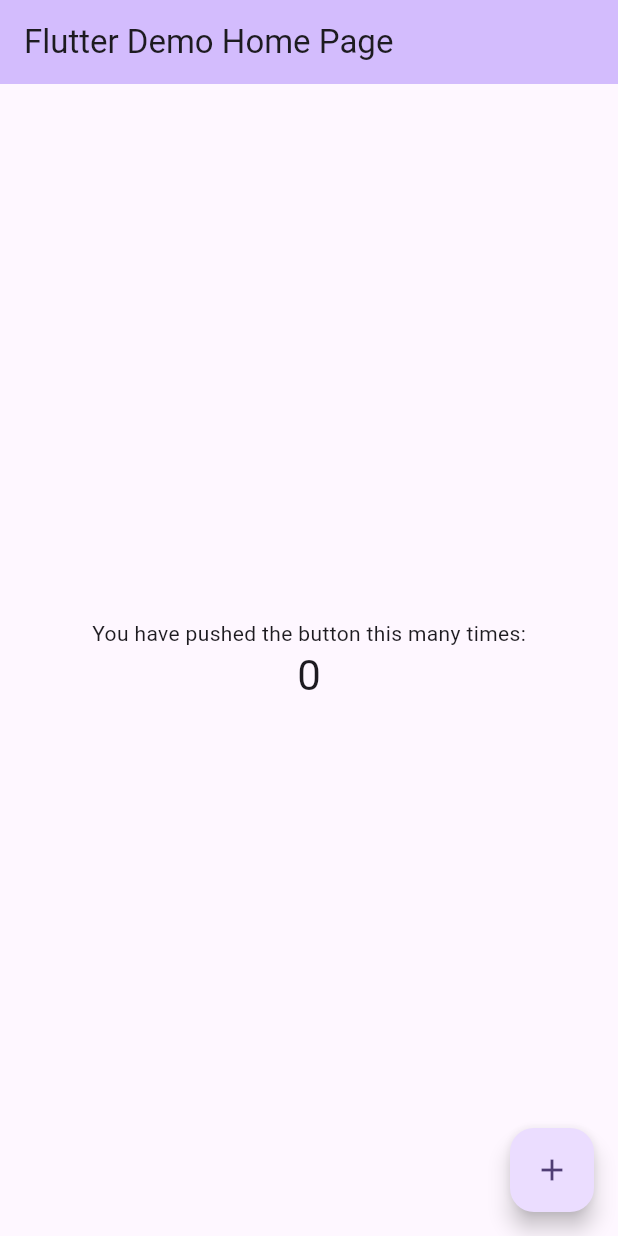
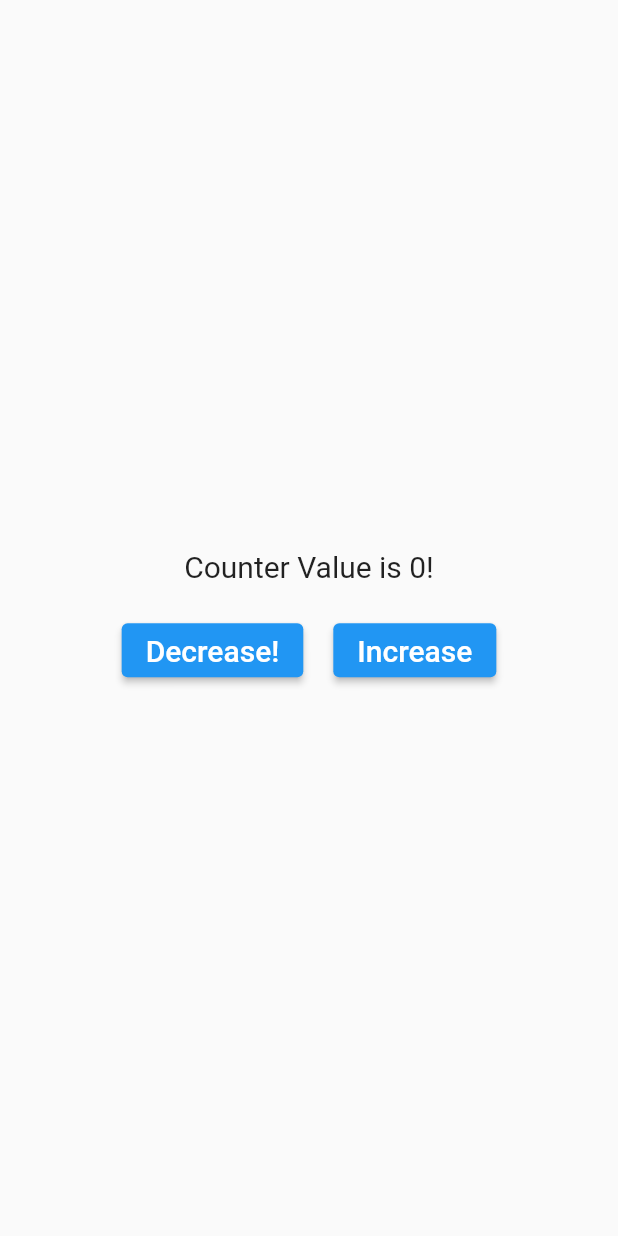
Before and after one commit to camelCase4/Flutter-BLoC-State-Management-Firebase-2023-From-Scratch, a Flutter app: the screen it shows after launch, on a phone screen of 412 x 824 dp. Run offline on Flutter 3.47's test engine with Material 2 defaults, Android fonts, the phone set to English and light mode, and no system bars; our stand-ins replace bloc, equatable, flutter_bloc, hydrated_bloc.

Commit message:
counter_app_finished

```diff
--- /dev/null
+++ b/lib/bloc/counter_bloc.dart
@@ -0,0 +1,28 @@
+import 'package:bloc/bloc.dart';
+import 'package:counter_app_initial_proj/bloc/dart_imports.dart';
+import 'package:equatable/equatable.dart';
+
+part 'counter_event.dart';
+part 'counter_state.dart';
+
+class CounterBloc extends HydratedBloc<CounterEvent, CounterState> {
+  CounterBloc() : super(const CounterInitial()) {
+    on<CounterIncrementEvent>((event, emit) {
+      emit(IncrementState(state.countValue+1));
+    });
+
+    on<CounterDecrementEvent>((event, emit) {
+      emit(DecrementState(state.countValue-1));
+    });
+  }
+
+  @override
+  CounterState? fromJson(Map<String, dynamic> json) {
+   return CounterState.fromMap(json);
+  }
+
+  @override
+  Map<String, dynamic>? toJson(CounterState state) {
+    return state.toMap();
+  }
+}
--- /dev/null
+++ b/lib/bloc/counter_event.dart
@@ -0,0 +1,13 @@
+part of 'counter_bloc.dart';
+
+sealed class CounterEvent {
+
+}
+
+class CounterIncrementEvent extends CounterEvent{
+
+}
+
+class CounterDecrementEvent extends CounterEvent{
+
+}
--- /dev/null
+++ b/lib/bloc/counter_state.dart
@@ -0,0 +1,51 @@
+// ignore_for_file: public_member_api_docs, sort_constructors_first
+
+
+part of 'counter_bloc.dart';
+
+class CounterState extends Equatable {
+  const CounterState({
+    required this.countValue,
+  });
+  final int countValue;
+
+  @override
+  List<Object> get props => [countValue];
+
+  CounterState copyWith({
+    int? countValue,
+  }) {
+    return CounterState(
+      countValue: countValue ?? this.countValue,
+    );
+  }
+
+  Map<String, dynamic> toMap() {
+    return <String, dynamic>{
+      'countValue': countValue,
+    };
+  }
+
+  factory CounterState.fromMap(Map<String, dynamic> map) {
+    return CounterState(
+      countValue: map['countValue'] as int,
+    );
+  }
+
+
+  @override
+  bool get stringify => true;
+}
+
+final class CounterInitial extends CounterState {
+  const CounterInitial() : super(countValue: 0);
+}
+
+class IncrementState extends CounterState{
+ const  IncrementState(int increaseValue) : super(countValue: increaseValue);
+}
+
+class DecrementState extends CounterState{
+  const DecrementState(int decreasedValue) : super(countValue: decreasedValue);
+
+}
--- /dev/null
+++ b/lib/bloc/dart_imports.dart
@@ -0,0 +1,4 @@
+export 'package:flutter_bloc/flutter_bloc.dart';
+export 'counter_bloc.dart';
+export 'package:counter_app_initial_proj/bloc/mybloc_observer.dart';
+export 'package:hydrated_bloc/hydrated_bloc.dart';
--- a/lib/main.dart
+++ b/lib/main.dart
@@ -1,125 +1,39 @@
+import 'package:counter_app_initial_proj/bloc/counter_bloc.dart';
+import 'package:counter_app_initial_proj/pages/homescreen.dart';
 import 'package:flutter/material.dart';
+import 'package:path_provider/path_provider.dart';
 
-void main() {
-  runApp(const MyApp());
+import 'bloc/dart_imports.dart';
+
+void main() async {
+  WidgetsFlutterBinding.ensureInitialized();
+
+  // Bloc.observer = MyBlocObserver();
+  // runApp(
+  //   const MyApp(),
+  // );
+
+  HydratedBloc.storage = await HydratedStorage.build(
+    storageDirectory: await getTemporaryDirectory(),
+  );
+  Bloc.observer = MyBlocObserver();
+  runApp(
+    const MyApp(),
+  );
 }
 
 class MyApp extends StatelessWidget {
   const MyApp({super.key});
 
-  // This widget is the root of your application.
   @override
   Widget build(BuildContext context) {
-    return MaterialApp(
-      title: 'Flutter Demo',
-      theme: ThemeData(
-        // This is the theme of your application.
-        //
-        // TRY THIS: Try running your application with "flutter run". You'll see
-        // the application has a blue toolbar. Then, without quitting the app,
-        // try changing the seedColor in the colorScheme below to Colors.green
-        // and then invoke "hot reload" (save your changes or press the "hot
-        // reload" button in a Flutter-supported IDE, or press "r" if you used
-        // the command line to start the app).
-        //
-        // Notice that the counter didn't reset back to zero; the application
-        // state is not lost during the reload. To reset the state, use hot
-        // restart instead.
-        //
-        // This works for code too, not just values: Most code changes can be
-        // tested with just a hot reload.
-        colorScheme: ColorScheme.fromSeed(seedColor: Colors.deepPurple),
-        useMaterial3: true,
+    return BlocProvider(
+      create: (context) => CounterBloc(),
+      child: const MaterialApp(
+        home: Scaffold(
+          body: CounterAppMainScreen(),
+        ),
       ),
-      home: const MyHomePage(title: 'Flutter Demo Home Page'),
     );
   }
 }
-
-class MyHomePage extends StatefulWidget {
-  const MyHomePage({super.key, required this.title});
-
-  // This widget is the home page of your application. It is stateful, meaning
-  // that it has a State object (defined below) that contains fields that affect
-  // how it looks.
-
-  // This class is the configuration for the state. It holds the values (in this
-  // case the title) provided by the parent (in this case the App widget) and
-  // used by the build method of the State. Fields in a Widget subclass are
-  // always marked "final".
-
-  final String title;
-
-  @override
-  State<MyHomePage> createState() => _MyHomePageState();
-}
-
-class _MyHomePageState extends State<MyHomePage> {
-  int _counter = 0;
-
-  void _incrementCounter() {
-    setState(() {
-      // This call to setState tells the Flutter framework that something has
-      // changed in this State, which causes it to rerun the build method below
-      // so that the display can reflect the updated values. If we changed
-      // _counter without calling setState(), then the build method would not be
-      // called again, and so nothing would appear to happen.
-      _counter++;
-    });
-  }
-
-  @override
-  Widget build(BuildContext context) {
-    // This method is rerun every time setState is called, for instance as done
-    // by the _incrementCounter method above.
-    //
-    // The Flutter framework has been optimized to make rerunning build methods
-    // fast, so that you can just rebuild anything that needs updating rather
-    // than having to individually change instances of widgets.
-    return Scaffold(
-      appBar: AppBar(
-        // TRY THIS: Try changing the color here to a specific color (to
-        // Colors.amber, perhaps?) and trigger a hot reload to see the AppBar
-        // change color while the other colors stay the same.
-        backgroundColor: Theme.of(context).colorScheme.inversePrimary,
-        // Here we take the value from the MyHomePage object that was created by
-        // the App.build method, and use it to set our appbar title.
-        title: Text(widget.title),
-      ),
-      body: Center(
-        // Center is a layout widget. It takes a single child and positions it
-        // in the middle of the parent.
-        child: Column(
-          // Column is also a layout widget. It takes a list of children and
-          // arranges them vertically. By default, it sizes itself to fit its
-          // children horizontally, and tries to be as tall as its parent.
-          //
-          // Column has various properties to control how it sizes itself and
-          // how it positions its children. Here we use mainAxisAlignment to
-          // center the children vertically; the main axis here is the vertical
-          // axis because Columns are vertical (the cross axis would be
-          // horizontal).
-          //
-          // TRY THIS: Invoke "debug painting" (choose the "Toggle Debug Paint"
-          // action in the IDE, or press "p" in the console), to see the
-          // wireframe for each widget.
-          mainAxisAlignment: MainAxisAlignment.center,
-          children: <Widget>[
-            const Text(
-              'You have pushed the button this many times:',
-            ),
-            Text(
-              '$_counter',
-              style: Theme.of(context).textTheme.headlineMedium,
-            ),
-          ],
-        ),
-      ),
-      floatingActionButton: FloatingActionButton(
-        onPressed: _incrementCounter,
-        tooltip: 'Increment',
-        child: const Icon(Icons.add),
-      ), // This trailing comma makes auto-formatting nicer for build methods.
-    );
-  }
-}
--- /dev/null
+++ b/lib/pages/homescreen.dart
@@ -0,0 +1,74 @@
+import 'package:counter_app_initial_proj/bloc/counter_bloc.dart';
+import 'package:flutter/material.dart';
+
+import '../bloc/dart_imports.dart';
+
+class CounterAppMainScreen extends StatelessWidget {
+  const CounterAppMainScreen({super.key});
+
+  @override
+  Widget build(BuildContext context) {
+    print('I got rebuilt!');
+    return Container(
+      child: Column(
+        mainAxisAlignment: MainAxisAlignment.center,
+        children: [
+          BlocConsumer<CounterBloc, CounterState>(
+            listener: (context, state) {
+              if (state is IncrementState) {
+                ScaffoldMessenger.of(context).showSnackBar(
+                  const SnackBar(
+                    content: Text('Successfully Increased!'),
+                    duration: Duration(milliseconds: 300),
+                  ),
+                );
+              } else if (state is DecrementState) {
+                ScaffoldMessenger.of(context).showSnackBar(
+                  const SnackBar(
+                    content: Text('Succcessfully Decreased!'),
+                    duration: Duration(milliseconds: 300),
+                  ),
+                );
+              }
+            },
+            builder: (context, state) {
+              return Center(
+                child: Text(
+                  'Counter Value is ${state.countValue}!',
+                  style: const TextStyle(fontSize: 20),
+                ),
+              );
+            },
+          ),
+          const SizedBox(
+            height: 20,
+          ),
+          Row(
+            mainAxisAlignment: MainAxisAlignment.center,
+            children: [
+              ElevatedButton(
+                onPressed: () =>
+                    context.read<CounterBloc>().add(CounterDecrementEvent()),
+                child: const Text(
+                  'Decrease!',
+                  style: TextStyle(color: Colors.white, fontSize: 20),
+                ),
+              ),
+              const SizedBox(
+                width: 20,
+              ),
+              ElevatedButton(
+                onPressed: () =>
+                    context.read<CounterBloc>().add(CounterIncrementEvent()),
+                child: const Text(
+                  'Increase',
+                  style: TextStyle(color: Colors.white, fontSize: 20),
+                ),
+              ),
+            ],
+          )
+        ],
+      ),
+    );
+  }
+}
```
Also changed, not shown: lib/bloc/mybloc_observer.dart (added, +27 -0 lines), pubspec.yaml (+7 -12 lines), pubspec.lock, 2 other files.
